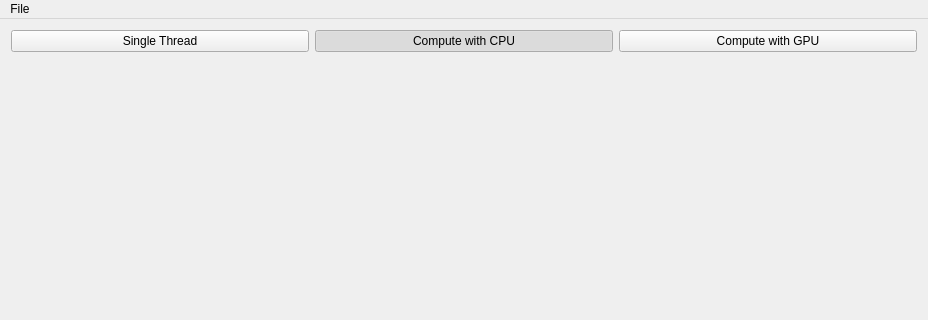
First picture: the form in mainwindow.ui, repository beneschtech/OpenCLMandelbrot, before the edit; both pictures show x 0 to 928 and y 0 to 320 of the 928 by 769 pixel window.
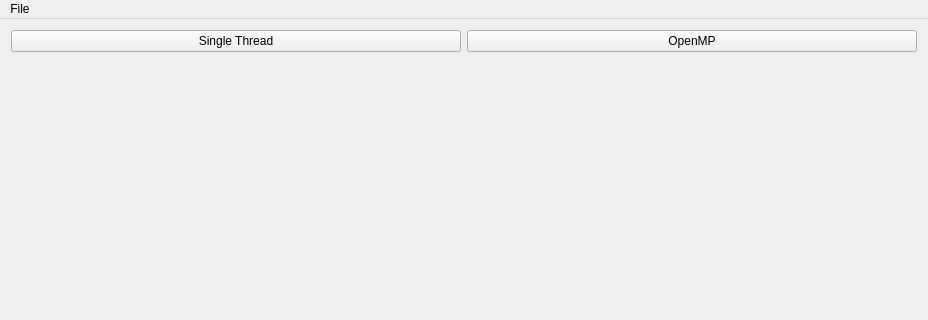
Second picture: the form after the edit.

Commit message: Broke out different compute methods, some enhancements, support multiple opencl devices

The edit to the form file:
```diff
--- a/mainwindow.ui
+++ b/mainwindow.ui
@@ -29,27 +29,26 @@
             <property name="text">
              <string>Single Thread</string>
             </property>
+            <property name="checkable">
+             <bool>true</bool>
+            </property>
+            <property name="autoExclusive">
+             <bool>true</bool>
+            </property>
            </widget>
           </item>
           <item>
            <widget class="QPushButton" name="cpuPB">
             <property name="text">
-             <string>Compute with CPU</string>
+             <string>OpenMP</string>
             </property>
             <property name="checkable">
              <bool>true</bool>
             </property>
             <property name="checked">
-             <bool>true</bool>
+             <bool>false</bool>
             </property>
-           </widget>
-          </item>
-          <item>
-           <widget class="QPushButton" name="gpuPB">
-            <property name="text">
-             <string>Compute with GPU</string>
-            </property>
-            <property name="checkable">
+            <property name="autoExclusive">
              <bool>true</bool>
             </property>
            </widget>
```
Left out of the diff: 40 changed lines with no effect on the pictures. The commit also changes 12 other files.
